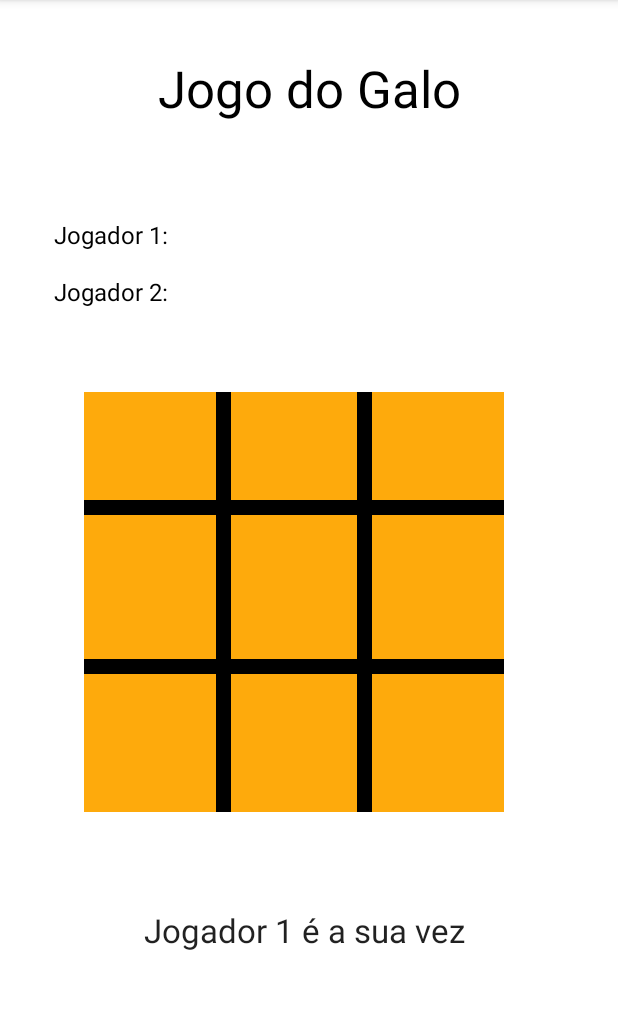
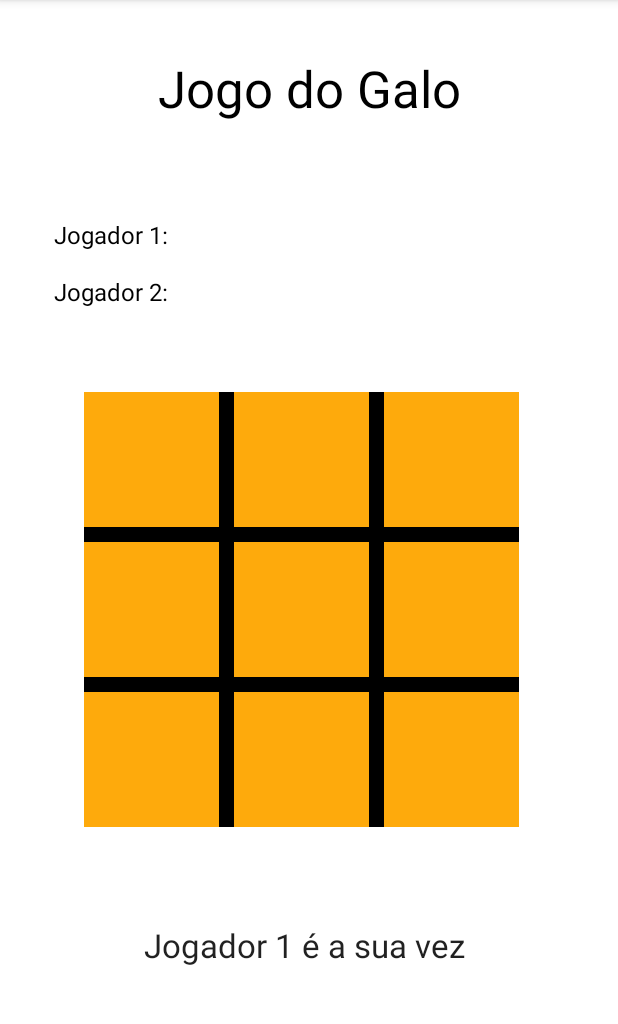
Before and after one commit to Fabio2001Marques/JogosTabuleiro, an Android app: the screen it shows after launch (MainActivity), on a phone screen of 412 x 824 dp, the part 84-1108 px from its top. Run offline under Robolectric (Android 15) with nearby library versions, the phone set to English and light mode, and no system bars.

Commit message:
Update no layout do jogo do galo.

```diff
--- a/app/src/main/java/pt/ipg/jogostabuleiro/MainActivity.java
+++ b/app/src/main/java/pt/ipg/jogostabuleiro/MainActivity.java
@@ -2,6 +2,7 @@ package pt.ipg.jogostabuleiro;
 
 import androidx.appcompat.app.AppCompatActivity;
 
+import android.graphics.Color;
 import android.graphics.drawable.Drawable;
 import android.os.Bundle;
 import android.view.View;
@@ -57,26 +58,25 @@ public class MainActivity<i> extends AppCompatActivity {
         if (ganhou() == 0){
 
             if (board[linha][coluna] == 0) {
-                System.out.println("x");
                 if ((jogada % 2 + 1) ==1) {
                     board[linha][coluna] = 1;
                 }else{
                     board[linha][coluna] = -1;
                 }
             }else{
-                System.out.println("x");
                 System.out.println("Nao esta vazio");
                 jogada -= 1;
 
             }
             jogada += 1;
         }
+
         if (ganhou() == 1) {
             System.out.println("Jogador " + (jogada % 2+1) + " ganhou apos " + (jogada-1) + " rodadas");
+            return true;
         }
 
-
-      return true;
+        return true;
     }
 
 
@@ -88,7 +88,6 @@ public class MainActivity<i> extends AppCompatActivity {
             } else {
                 v.setBackground(getResources().getDrawable(R.drawable.circle));
             }
-
         }
 
 
--- a/app/src/main/res/layout/jogo_galo.xml
+++ b/app/src/main/res/layout/jogo_galo.xml
@@ -44,12 +44,12 @@
 
     <TextView
         android:id="@+id/tabuleiro"
-        android:layout_width="wrap_content"
-        android:layout_height="wrap_content"
+        android:layout_width="290dp"
+        android:layout_height="290dp"
         android:layout_marginStart="56dp"
         android:layout_marginTop="56dp"
-        android:width="280dp"
-        android:height="280dp"
+        android:width="290dp"
+        android:height="290dp"
         android:background="?android:attr/colorPressedHighlight"
         app:layout_constraintStart_toStartOf="parent"
         app:layout_constraintTop_toBottomOf="@+id/textView3" />
@@ -58,9 +58,9 @@
         android:id="@+id/textView5"
         android:layout_width="wrap_content"
         android:layout_height="wrap_content"
-        android:layout_marginStart="88dp"
+        android:layout_marginStart="90dp"
         android:width="10dp"
-        android:height="280dp"
+        android:height="290dp"
         android:background="@color/black"
         app:layout_constraintStart_toStartOf="@+id/tabuleiro"
         app:layout_constraintTop_toTopOf="@+id/tabuleiro" />
@@ -69,8 +69,8 @@
         android:id="@+id/textView7"
         android:layout_width="wrap_content"
         android:layout_height="wrap_content"
-        android:layout_marginTop="72dp"
-        android:width="280dp"
+        android:layout_marginTop="90dp"
+        android:width="290dp"
         android:height="10dp"
         android:background="@color/black"
         app:layout_constraintStart_toStartOf="@+id/tabuleiro"
@@ -80,8 +80,8 @@
         android:id="@+id/textView8"
         android:layout_width="wrap_content"
         android:layout_height="wrap_content"
-        android:layout_marginTop="96dp"
-        android:width="280dp"
+        android:layout_marginTop="90dp"
+        android:width="290dp"
         android:height="10dp"
         android:background="@color/black"
         app:layout_constraintStart_toStartOf="@+id/tabuleiro"
@@ -91,9 +91,9 @@
         android:id="@+id/textView6"
         android:layout_width="wrap_content"
         android:layout_height="wrap_content"
-        android:layout_marginStart="84dp"
+        android:layout_marginStart="90dp"
         android:width="10dp"
-        android:height="280dp"
+        android:height="290dp"
         android:background="@color/black"
         app:layout_constraintStart_toEndOf="@+id/textView5"
         app:layout_constraintTop_toTopOf="@+id/tabuleiro" />
@@ -102,8 +102,8 @@
         android:id="@+id/tab1_1"
         android:layout_width="wrap_content"
         android:layout_height="wrap_content"
-        android:width="87dp"
-        android:height="70dp"
+        android:width="90dp"
+        android:height="90dp"
         android:onClick="tab1_1"
         app:layout_constraintStart_toStartOf="@+id/tabuleiro"
         app:layout_constraintTop_toTopOf="@+id/tabuleiro"
@@ -113,9 +113,9 @@
         android:id="@+id/tab1_2"
         android:layout_width="wrap_content"
         android:layout_height="wrap_content"
-        android:layout_marginStart="96dp"
-        android:width="87dp"
-        android:height="70dp"
+        android:layout_marginStart="100dp"
+        android:width="90dp"
+        android:height="90dp"
         android:onClick="tab1_2"
         app:layout_constraintStart_toStartOf="@+id/tabuleiro"
         app:layout_constraintTop_toTopOf="@+id/tabuleiro"
@@ -125,9 +125,9 @@
         android:id="@+id/tab1_3"
         android:layout_width="wrap_content"
         android:layout_height="wrap_content"
-        android:layout_marginStart="192dp"
-        android:width="87dp"
-        android:height="70dp"
+        android:layout_marginStart="200dp"
+        android:width="90dp"
+        android:height="90dp"
         android:onClick="tab1_3"
         app:layout_constraintStart_toStartOf="@+id/tabuleiro"
         app:layout_constraintTop_toTopOf="@+id/tabuleiro"
@@ -137,9 +137,9 @@
         android:id="@+id/tab2_1"
         android:layout_width="wrap_content"
         android:layout_height="wrap_content"
-        android:layout_marginTop="80dp"
-        android:width="87dp"
-        android:height="100dp"
+        android:layout_marginTop="100dp"
+        android:width="90dp"
+        android:height="90dp"
         android:onClick="tab2_1"
         app:layout_constraintStart_toStartOf="@+id/tabuleiro"
         app:layout_constraintTop_toTopOf="@+id/tabuleiro"
@@ -149,10 +149,10 @@
         android:id="@+id/tab2_2"
         android:layout_width="wrap_content"
         android:layout_height="wrap_content"
-        android:layout_marginStart="96dp"
-        android:layout_marginTop="80dp"
-        android:width="87dp"
-        android:height="100dp"
+        android:layout_marginStart="100dp"
+        android:layout_marginTop="100dp"
+        android:width="90dp"
+        android:height="90dp"
         android:onClick="tab2_2"
         app:layout_constraintStart_toStartOf="@+id/tabuleiro"
         app:layout_constraintTop_toTopOf="@+id/tabuleiro"
@@ -162,10 +162,10 @@
         android:id="@+id/tab2_3"
         android:layout_width="wrap_content"
         android:layout_height="wrap_content"
-        android:layout_marginStart="192dp"
-        android:layout_marginTop="80dp"
-        android:width="87dp"
-        android:height="100dp"
+        android:layout_marginStart="200dp"
+        android:layout_marginTop="100dp"
+        android:width="90dp"
+        android:height="90dp"
         android:onClick="tab2_3"
         app:layout_constraintStart_toStartOf="@+id/tabuleiro"
         app:layout_constraintTop_toTopOf="@+id/tabuleiro"
@@ -175,8 +175,8 @@
         android:id="@+id/tab3_1"
         android:layout_width="wrap_content"
         android:layout_height="wrap_content"
-        android:layout_marginTop="188dp"
-        android:width="87dp"
+        android:layout_marginTop="200dp"
+        android:width="90dp"
         android:height="90dp"
         android:onClick="tab3_1"
         app:layout_constraintStart_toStartOf="@+id/tabuleiro"
@@ -187,9 +187,9 @@
         android:id="@+id/tab3_2"
         android:layout_width="wrap_content"
         android:layout_height="wrap_content"
-        android:layout_marginStart="96dp"
-        android:layout_marginTop="188dp"
-        android:width="87dp"
+        android:layout_marginStart="100dp"
+        android:layout_marginTop="200dp"
+        android:width="90dp"
         android:height="90dp"
         android:onClick="tab3_2"
         app:layout_constraintStart_toStartOf="@+id/tabuleiro"
@@ -200,9 +200,9 @@
         android:id="@+id/tab3_3"
         android:layout_width="wrap_content"
         android:layout_height="wrap_content"
-        android:layout_marginStart="192dp"
-        android:layout_marginTop="188dp"
-        android:width="87dp"
+        android:layout_marginStart="200dp"
+        android:layout_marginTop="200dp"
+        android:width="90dp"
         android:height="90dp"
         android:onClick="tab3_3"
         app:layout_constraintStart_toStartOf="@+id/tabuleiro"
```
